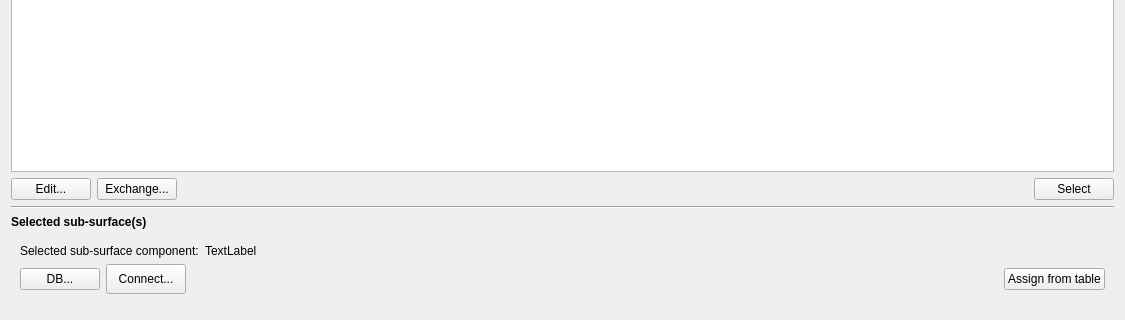
Qt form SIM-VICUS/src/SVPropBuildingSubComponentsWidget.ui (ghorwin/SIM-VICUS) before a commit; both pictures show x 0 to 1125 and y 417 to 737 of the 1125 by 737 pixel window.
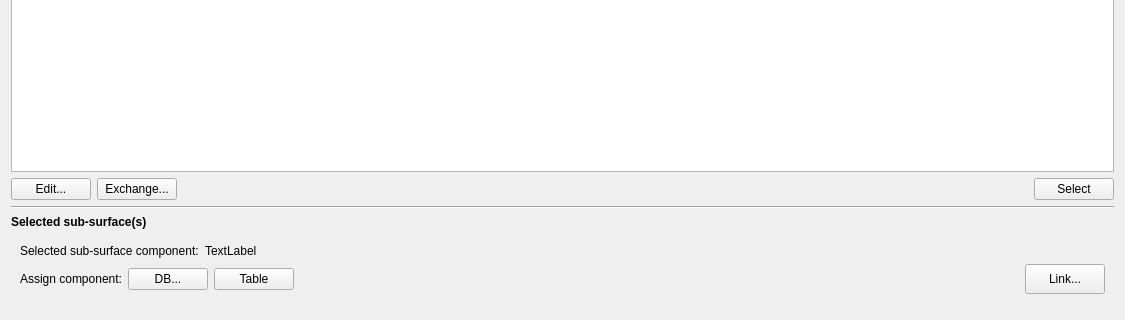
The same form after that commit.

```diff
--- a/SIM-VICUS/src/SVPropBuildingSubComponentsWidget.ui
+++ b/SIM-VICUS/src/SVPropBuildingSubComponentsWidget.ui
@@ -127,6 +127,13 @@
       </item>
       <item>
        <layout class="QHBoxLayout" name="horizontalLayout_3">
+        <item>
+         <widget class="QLabel" name="label_3">
+          <property name="text">
+           <string>Assign component:</string>
+          </property>
+         </widget>
+        </item>
         <item>
          <widget class="QPushButton" name="pushButtonAssignSubSurfaceComponent">
           <property name="text">
@@ -141,16 +148,19 @@
          </widget>
         </item>
         <item>
-         <widget class="QPushButton" name="pushButtonAssignInsideSubSurfaceComponent">
-          <property name="minimumSize">
+         <widget class="QPushButton" name="pushButtonAssignComponentFromTable">
+          <property name="toolTip">
+           <string>Assign the sub-surface component selected in the table above to all currently selected sub-surfaces.</string>
+          </property>
+          <property name="text">
+           <string>Table</string>
+          </property>
+          <property name="iconSize">
            <size>
-            <width>0</width>
-            <height>30</height>
+            <width>24</width>
+            <height>24</height>
            </size>
           </property>
-          <property name="text">
-           <string>Connect...</string>
-          </property>
          </widget>
         </item>
         <item>
@@ -167,19 +177,16 @@
          </spacer>
         </item>
         <item>
-         <widget class="QPushButton" name="pushButtonAssignComponentFromTable">
-          <property name="toolTip">
-           <string>Assign the sub-surface component selected in the table above to all currently selected sub-surfaces.</string>
-          </property>
-          <property name="text">
-           <string>Assign from table</string>
-          </property>
-          <property name="iconSize">
+         <widget class="QPushButton" name="pushButtonAssignInsideSubSurfaceComponent">
+          <property name="minimumSize">
            <size>
-            <width>24</width>
-            <height>24</height>
+            <width>0</width>
+            <height>30</height>
            </size>
           </property>
+          <property name="text">
+           <string>Link...</string>
+          </property>
          </widget>
         </item>
        </layout>
```
